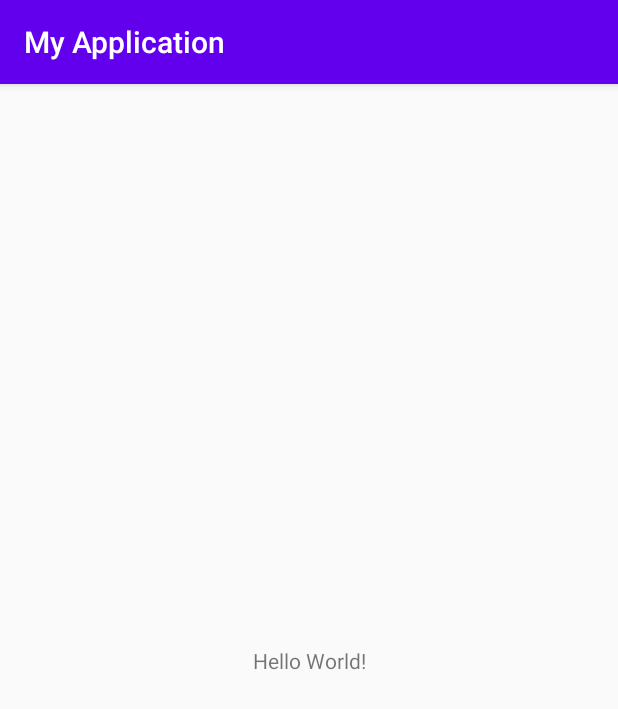
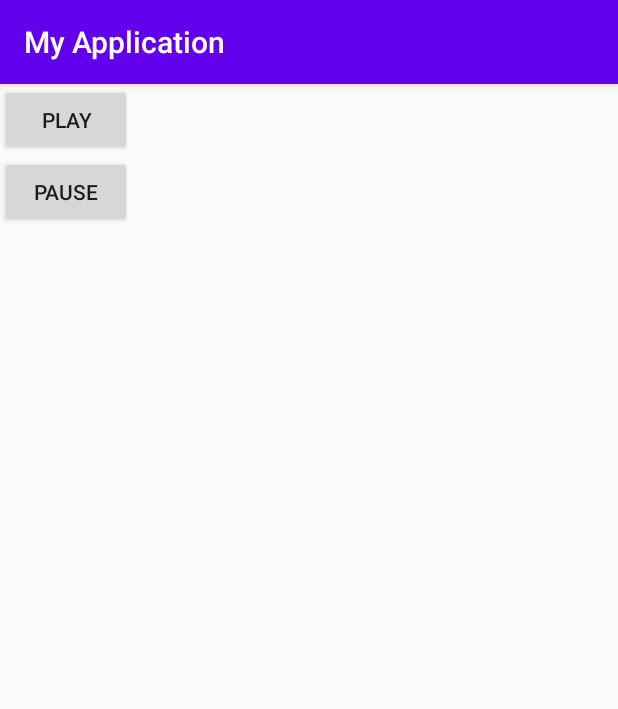
Before and after one commit to unchartedsoul/audio, an Android app: the screen it shows after launch (MainActivity), on a phone screen of 412 x 824 dp. Shown: the top 709 px of the screen. Run offline under Robolectric (Android 15) with nearby library versions, the phone set to English and light mode, and no system bars.

Commit message:
upade
now audio file is added and we can now pause and play

```diff
--- a/app/src/main/java/com/example/myapplication/MainActivity.java
+++ b/app/src/main/java/com/example/myapplication/MainActivity.java
@@ -1,13 +1,43 @@
 package com.example.myapplication;
 
+import android.media.MediaPlayer;
 import android.support.v7.app.AppCompatActivity;
 import android.os.Bundle;
+import android.view.View;
+import android.widget.Button;
+import android.widget.Toast;
 
 public class MainActivity extends AppCompatActivity {
 
+    private MediaPlayer mediaPlayer;
     @Override
     protected void onCreate(Bundle savedInstanceState) {
         super.onCreate(savedInstanceState);
         setContentView(R.layout.activity_main);
+
+         mediaPlayer = MediaPlayer.create(this, R.raw.song);
+
+        Button playButton = (Button)findViewById(R.id.play_button);
+
+        playButton.setOnClickListener(new View.OnClickListener(){
+            @Override
+            public void onClick(View v){
+                mediaPlayer.start();
+                Toast.makeText(MainActivity.this, "Play", Toast.LENGTH_SHORT).show();
+            }
+
+        });
+
+
+        Button pauseButton = (Button)findViewById(R.id.pause_button);
+
+        pauseButton.setOnClickListener(new View.OnClickListener(){
+            @Override
+            public void onClick(View v){
+                mediaPlayer.pause();
+                Toast.makeText(MainActivity.this, "Pause", Toast.LENGTH_SHORT).show();
+            }
+
+        });
     }
 }
--- a/app/src/main/res/layout/activity_main.xml
+++ b/app/src/main/res/layout/activity_main.xml
@@ -1,18 +1,24 @@
 <?xml version="1.0" encoding="utf-8"?>
-<android.support.constraint.ConstraintLayout xmlns:android="http://schemas.android.com/apk/res/android"
+<LinearLayout xmlns:android="http://schemas.android.com/apk/res/android"
     xmlns:app="http://schemas.android.com/apk/res-auto"
     xmlns:tools="http://schemas.android.com/tools"
     android:layout_width="match_parent"
     android:layout_height="match_parent"
-    tools:context=".MainActivity">
+    tools:context=".MainActivity"
+    android:orientation="vertical">
 
-    <TextView
+    <Button
+        android:id="@+id/play_button"
         android:layout_width="wrap_content"
         android:layout_height="wrap_content"
-        android:text="Hello World!"
-        app:layout_constraintBottom_toBottomOf="parent"
-        app:layout_constraintLeft_toLeftOf="parent"
-        app:layout_constraintRight_toRightOf="parent"
-        app:layout_constraintTop_toTopOf="parent" />
+        android:text="play"
+        />
+    <Button
+        android:id="@+id/pause_button"
+        android:layout_width="wrap_content"
+        android:layout_height="wrap_content"
+        android:text="pause"
+        />
 
-</android.support.constraint.ConstraintLayout>
+
+</LinearLayout>
```
Also changed, not shown: 1 other file.
